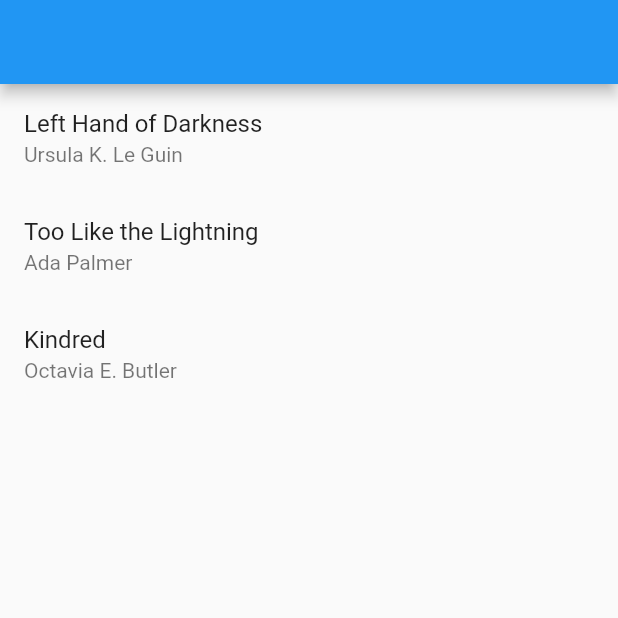
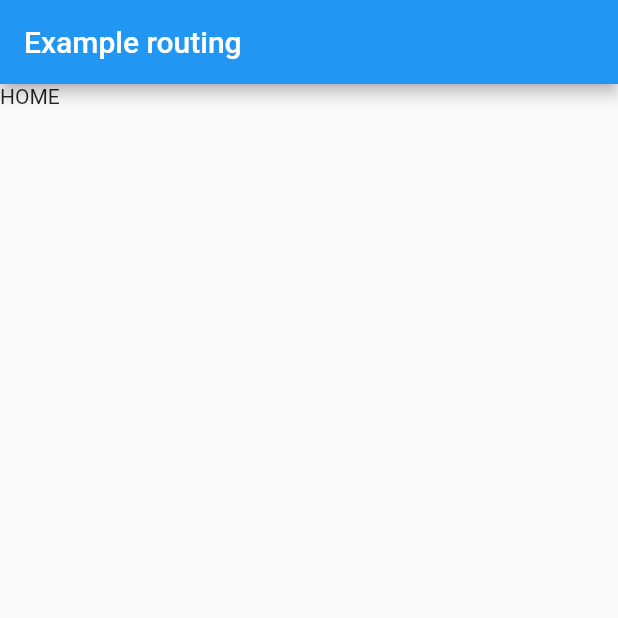
Before and after one commit to lucianoyamane/routing_example, a Flutter app: the screen it shows after launch, on a phone screen of 412 x 824 dp, the top half of it. Run offline on Flutter 3.47's test engine with Material 2 defaults, Android fonts, the phone set to English and light mode, and no system bars; missing offline and left inert: path_to_regexp.

Commit message:
add example navigator

````diff
--- a/lib/main.dart
+++ b/lib/main.dart
@@ -1,254 +1,6 @@
 import 'package:flutter/material.dart';
+import 'package:routing_example/src/app.dart';
 
 void main() {
-  runApp(BooksApp());
+  runApp(const ExampleApp());
 }
-
-class Book {
-  final String title;
-  final String author;
-
-  Book(this.title, this.author);
-}
-
-class BooksApp extends StatefulWidget {
-  @override
-  State<StatefulWidget> createState() => _BooksAppState();
-}
-
-class _BooksAppState extends State<BooksApp> {
-  BookRouterDelegate _routerDelegate = BookRouterDelegate();
-  BookRouteInformationParser _routeInformationParser =
-  BookRouteInformationParser();
-
-  @override
-  Widget build(BuildContext context) {
-    return MaterialApp.router(
-      title: 'Books App',
-      routerDelegate: _routerDelegate,
-      routeInformationParser: _routeInformationParser,
-    );
-  }
-}
-
-class BookRouteInformationParser extends RouteInformationParser<BookRoutePath> {
-  @override
-  Future<BookRoutePath> parseRouteInformation(
-      RouteInformation routeInformation) async {
-    final uri = Uri.parse(routeInformation.location!);
-    // Handle '/'
-    if (uri.pathSegments.length == 0) {
-      return BookRoutePath.home();
-    }
-
-    // Handle '/book/:id'
-    if (uri.pathSegments.length == 2) {
-      if (uri.pathSegments[0] != 'book') return BookRoutePath.unknown();
-      var remaining = uri.pathSegments[1];
-      var id = int.tryParse(remaining);
-      if (id == null) return BookRoutePath.unknown();
-      return BookRoutePath.details(id);
-    }
-
-    // Handle unknown routes
-    return BookRoutePath.unknown();
-  }
-
-  @override
-  RouteInformation restoreRouteInformation(BookRoutePath path) {
-
-    if (path.isHomePage) {
-      return RouteInformation(location: '/');
-    }
-    if (path.isDetailsPage) {
-      return RouteInformation(location: '/book/${path.id}');
-    }
-    return RouteInformation(location: '/404');
-  }
-}
-
-class BookRouterDelegate extends RouterDelegate<BookRoutePath>
-    with ChangeNotifier, PopNavigatorRouterDelegateMixin<BookRoutePath> {
-  final GlobalKey<NavigatorState> navigatorKey;
-
-  Book? _selectedBook;
-  bool show404 = false;
-
-  List<Book> books = [
-    Book('Left Hand of Darkness', 'Ursula K. Le Guin'),
-    Book('Too Like the Lightning', 'Ada Palmer'),
-    Book('Kindred', 'Octavia E. Butler'),
-  ];
-
-  BookRouterDelegate() : navigatorKey = GlobalKey<NavigatorState>();
-
-  BookRoutePath get currentConfiguration {
-    if (show404) {
-      return BookRoutePath.unknown();
-    }
-    return _selectedBook == null
-        ? BookRoutePath.home()
-        : BookRoutePath.details(books.indexOf(_selectedBook!));
-  }
-
-  @override
-  Widget build(BuildContext context) {
-    return Navigator(
-      key: navigatorKey,
-      pages: [
-        MaterialPage(
-          key: ValueKey('BooksListPage'),
-          child: BooksListScreen(
-            books: books,
-            onTapped: _handleBookTapped,
-          ),
-        ),
-        if (show404)
-          MaterialPage(key: ValueKey('UnknownPage'), child: UnknownScreen())
-        else if (_selectedBook != null)
-          BookDetailsPage(book: _selectedBook!)
-      ],
-      onPopPage: (route, result) {
-        if (!route.didPop(result)) {
-          return false;
-        }
-
-        // Update the list of pages by setting _selectedBook to null
-        _selectedBook = null;
-        show404 = false;
-        notifyListeners();
-
-        return true;
-      },
-    );
-  }
-
-  @override
-  Future<void> setNewRoutePath(BookRoutePath path) async {
-    if (path.isUnknown) {
-      _selectedBook = null;
-      show404 = true;
-      return;
-    }
-
-    if (path.isDetailsPage) {
-      if (path.id! < 0 || path.id! > books.length - 1) {
-        show404 = true;
-        return;
-      }
-
-      _selectedBook = books[path.id!];
-    } else {
-      _selectedBook = null;
-    }
-
-    show404 = false;
-  }
-
-  void _handleBookTapped(Book book) {
-    _selectedBook = book;
-    notifyListeners();
-  }
-}
-
-class BookDetailsPage extends Page {
-  final Book book;
-
-  BookDetailsPage({
-    required this.book,
-  }) : super(key: ValueKey(book));
-
-  Route createRoute(BuildContext context) {
-    return MaterialPageRoute(
-      settings: this,
-      builder: (BuildContext context) {
-        return BookDetailsScreen(book: book);
-      },
-    );
-  }
-}
-
-class BookRoutePath {
-  final int? id;
-  final bool isUnknown;
-
-  BookRoutePath.home()
-      : id = null,
-        isUnknown = false;
-
-  BookRoutePath.details(this.id) : isUnknown = false;
-
-  BookRoutePath.unknown()
-      : id = null,
-        isUnknown = true;
-
-  bool get isHomePage => id == null;
-
-  bool get isDetailsPage => id != null;
-}
-
-class BooksListScreen extends StatelessWidget {
-  final List<Book> books;
-  final ValueChanged<Book> onTapped;
-
-  BooksListScreen({
-    required this.books,
-    required this.onTapped,
-  });
-
-  @override
-  Widget build(BuildContext context) {
-    return Scaffold(
-      appBar: AppBar(),
-      body: ListView(
-        children: [
-          for (var book in books)
-            ListTile(
-              title: Text(book.title),
-              subtitle: Text(book.author),
-              onTap: () => onTapped(book),
-            )
-        ],
-      ),
-    );
-  }
-}
-
-class BookDetailsScreen extends StatelessWidget {
-  final Book book;
-
-  BookDetailsScreen({
-    required this.book,
-  });
-
-  @override
-  Widget build(BuildContext context) {
-    return Scaffold(
-      appBar: AppBar(),
-      body: Padding(
-        padding: const EdgeInsets.all(8.0),
-        child: Column(
-          crossAxisAlignment: CrossAxisAlignment.start,
-          children: [
-            if (book != null) ...[
-              Text(book.title, style: Theme.of(context).textTheme.headline6),
-              Text(book.author, style: Theme.of(context).textTheme.subtitle1),
-            ],
-          ],
-        ),
-      ),
-    );
-  }
-}
-
-class UnknownScreen extends StatelessWidget {
-  @override
-  Widget build(BuildContext context) {
-    return Scaffold(
-      appBar: AppBar(),
-      body: Center(
-        child: Text('404!'),
-      ),
-    );
-  }
-}
--- /dev/null
+++ b/lib/routing/parsed_route.dart
@@ -0,0 +1,51 @@
+// Copyright 2021, the Flutter project authors. Please see the AUTHORS file
+// for details. All rights reserved. Use of this source code is governed by a
+// BSD-style license that can be found in the LICENSE file.
+
+import 'package:collection/collection.dart';
+import 'package:flutter/cupertino.dart';
+
+import 'parser.dart';
+
+/// A route path that has been parsed by [TemplateRouteParser].
+class ParsedRoute {
+  /// The current path location without query parameters. (/book/123)
+  final String path;
+
+  /// The path template (/book/:id)
+  final String pathTemplate;
+
+  /// The path parameters ({id: 123})
+  final Map<String, String> parameters;
+
+  /// The query parameters ({search: abc})
+  final Map<String, String> queryParameters;
+
+  static const _mapEquality = MapEquality<String, String>();
+
+  ParsedRoute(
+      this.path, this.pathTemplate, this.parameters, this.queryParameters);
+
+  @override
+  bool operator ==(Object other) =>
+      other is ParsedRoute &&
+      other.pathTemplate == pathTemplate &&
+      other.path == path &&
+      _mapEquality.equals(parameters, other.parameters) &&
+      _mapEquality.equals(queryParameters, other.queryParameters);
+
+  @override
+  int get hashCode => hashValues(
+        path,
+        pathTemplate,
+        _mapEquality.hash(parameters),
+        _mapEquality.hash(queryParameters),
+      );
+
+  @override
+  String toString() => '<ParsedRoute '
+      'template: $pathTemplate '
+      'path: $path '
+      'parameters: $parameters '
+      'query parameters: $queryParameters>';
+}
--- /dev/null
+++ b/lib/routing/parser.dart
@@ -0,0 +1,65 @@
+// Copyright 2021, the Flutter project authors. Please see the AUTHORS file
+// for details. All rights reserved. Use of this source code is governed by a
+// BSD-style license that can be found in the LICENSE file.
+
+import 'package:flutter/widgets.dart';
+import 'package:path_to_regexp/path_to_regexp.dart';
+
+import 'parsed_route.dart';
+
+/// Used by [TemplateRouteParser] to guard access to routes.
+typedef RouteGuard<T> = Future<T> Function(T from);
+
+/// Parses the URI path into a [ParsedRoute].
+class TemplateRouteParser extends RouteInformationParser<ParsedRoute> {
+  final List<String> _pathTemplates;
+  final RouteGuard<ParsedRoute>? guard;
+  final ParsedRoute initialRoute;
+
+  TemplateRouteParser({
+    /// The list of allowed path templates (['/', '/users/:id'])
+    required List<String> allowedPaths,
+
+    /// The initial route
+    String initialRoute = '/',
+
+    ///  [RouteGuard] used to redirect.
+    this.guard,
+  })  : initialRoute = ParsedRoute(initialRoute, initialRoute, {}, {}),
+        _pathTemplates = [
+          ...allowedPaths,
+        ],
+        assert(allowedPaths.contains(initialRoute));
+
+  @override
+  Future<ParsedRoute> parseRouteInformation(
+    RouteInformation routeInformation,
+  ) async {
+    final path = routeInformation.location!;
+    final queryParams = Uri.parse(path).queryParameters;
+    var parsedRoute = initialRoute;
+
+    for (var pathTemplate in _pathTemplates) {
+      final parameters = <String>[];
+      var pathRegExp = pathToRegExp(pathTemplate, parameters: parameters);
+      if (pathRegExp.hasMatch(path)) {
+        final match = pathRegExp.matchAsPrefix(path);
+        if (match == null) continue;
+        final params = extract(parameters, match);
+        parsedRoute = ParsedRoute(path, pathTemplate, params, queryParams);
+      }
+    }
+
+    // Redirect if a guard is present
+    var guard = this.guard;
+    if (guard != null) {
+      return guard(parsedRoute);
+    }
+
+    return parsedRoute;
+  }
+
+  @override
+  RouteInformation restoreRouteInformation(ParsedRoute configuration) =>
+      RouteInformation(location: configuration.path);
+}
--- /dev/null
+++ b/lib/routing/route_state.dart
@@ -0,0 +1,48 @@
+// Copyright 2021, the Flutter project authors. Please see the AUTHORS file
+// for details. All rights reserved. Use of this source code is governed by a
+// BSD-style license that can be found in the LICENSE file.
+
+import 'package:flutter/widgets.dart';
+
+import 'parsed_route.dart';
+import 'parser.dart';
+
+/// The current route state. To change the current route, call obtain the state
+/// using `RouteStateScope.of(context)` and call `go()`:
+///
+/// ```
+/// RouteStateScope.of(context).go('/book/2');
+/// ```
+class RouteState extends ChangeNotifier {
+  final TemplateRouteParser _parser;
+  ParsedRoute _route;
+
+  RouteState(this._parser) : _route = _parser.initialRoute;
+
+  ParsedRoute get route => _route;
+
+  set route(ParsedRoute route) {
+    // Don't notify listeners if the path hasn't changed.
+    if (_route == route) return;
+
+    _route = route;
+    notifyListeners();
+  }
+
+  Future<void> go(String route) async {
+    this.route =
+        await _parser.parseRouteInformation(RouteInformation(location: route));
+  }
+}
+
+/// Provides the current [RouteState] to descendant widgets in the tree.
+class RouteStateScope extends InheritedNotifier<RouteState> {
+  const RouteStateScope({
+    required RouteState notifier,
+    required Widget child,
+    Key? key,
+  }) : super(key: key, notifier: notifier, child: child);
+
+  static RouteState of(BuildContext context) =>
+      context.dependOnInheritedWidgetOfExactType<RouteStateScope>()!.notifier!;
+}
--- /dev/null
+++ b/lib/src/app.dart
@@ -0,0 +1,62 @@
+import 'package:flutter/material.dart';
+import 'package:routing_example/routing/delegate.dart';
+import 'package:routing_example/routing/parser.dart';
+import 'package:routing_example/routing/route_state.dart';
+import 'package:routing_example/src/navigator.dart';
+
+class ExampleApp extends StatefulWidget {
+
+  const ExampleApp({Key? key}) : super(key: key);
+
+  @override
+  State createState() => _ExampleAppState();
+}
+
+class _ExampleAppState extends State<ExampleApp> {
+
+  final _navigatorKey = GlobalKey<NavigatorState>();
+  late final RouteState _routeState;
+  late final TemplateRouteParser _routeParser;
+  late final SimpleRouterDelegate _routerDelegate;
+
+  @override
+  void initState() {
+    super.initState();
+    _routeParser = TemplateRouteParser(
+        allowedPaths: [
+          '/home',
+          '/simplepage',
+          '/parampage/:paramExample'
+        ],
+      initialRoute: '/home'
+    );
+
+    _routeState = RouteState(_routeParser);
+
+    _routerDelegate = SimpleRouterDelegate(
+      routeState: _routeState,
+      navigatorKey: _navigatorKey,
+      builder: (context) => ExampleNavigator(navigatorKey: _navigatorKey),
+    );
+
+
+  }
+
+  @override
+  Widget build(BuildContext context) {
+    return RouteStateScope(
+        notifier: _routeState,
+        child: MaterialApp.router(
+            routeInformationParser: _routeParser,
+            routerDelegate: _routerDelegate
+          )
+    );
+  }
+
+  @override
+  void dispose() {
+    super.dispose();
+    _routerDelegate.dispose();
+    _routeState.dispose();
+  }
+}
--- /dev/null
+++ b/lib/src/fade_transition_page.dart
@@ -0,0 +1,53 @@
+// Copyright 2021, the Flutter project authors. Please see the AUTHORS file
+// for details. All rights reserved. Use of this source code is governed by a
+// BSD-style license that can be found in the LICENSE file.
+
+import 'package:flutter/material.dart';
+
+class FadeTransitionPage<T> extends Page<T> {
+  final Widget child;
+  final Duration duration;
+
+  const FadeTransitionPage({
+    LocalKey? key,
+    required this.child,
+    this.duration = const Duration(milliseconds: 300),
+  }) : super(key: key);
+
+  @override
+  Route<T> createRoute(BuildContext context) =>
+      PageBasedFadeTransitionRoute<T>(this);
+}
+
+class PageBasedFadeTransitionRoute<T> extends PageRoute<T> {
+  final FadeTransitionPage<T> _page;
+
+  PageBasedFadeTransitionRoute(this._page) : super(settings: _page);
+
+  @override
+  Color? get barrierColor => null;
+
+  @override
+  String? get barrierLabel => null;
+
+  @override
+  Duration get transitionDuration => _page.duration;
+
+  @override
+  bool get maintainState => true;
+
+  @override
+  Widget buildPage(BuildContext context, Animation<double> animation,
+      Animation<double> secondaryAnimation) {
+    var curveTween = CurveTween(curve: Curves.easeIn);
+    return FadeTransition(
+      opacity: animation.drive(curveTween),
+      child: (settings as FadeTransitionPage).child,
+    );
+  }
+
+  @override
+  Widget buildTransitions(BuildContext context, Animation<double> animation,
+          Animation<double> secondaryAnimation, Widget child) =>
+      child;
+}
--- /dev/null
+++ b/lib/src/navigator.dart
@@ -0,0 +1,35 @@
+import 'package:flutter/cupertino.dart';
+import 'package:routing_example/src/fade_transition_page.dart';
+import 'package:routing_example/src/screens/home.dart';
+
+class ExampleNavigator extends StatefulWidget {
+  final GlobalKey<NavigatorState> navigatorKey;
+
+  const ExampleNavigator({
+    required this.navigatorKey,
+    Key? key,
+  }) : super(key: key);
+
+  @override
+  State createState() => _ExampleNavigatorState();
+}
+
+class _ExampleNavigatorState extends State<ExampleNavigator> {
+
+
+  @override
+  Widget build(BuildContext context) {
+    return Navigator(
+      key: widget.navigatorKey,
+      onPopPage: (route, dynamic result) {
+        return route.didPop(result);
+      },
+      pages: const [
+        FadeTransitionPage<void>(
+            key: ValueKey('Home'),
+            child: HomeScreen()
+        )
+      ]
+    );
+  }
+}
--- /dev/null
+++ b/lib/src/screens/home.dart
@@ -0,0 +1,19 @@
+import 'package:flutter/material.dart';
+
+class HomeScreen extends StatelessWidget {
+  const HomeScreen({Key? key}) : super(key: key);
+
+  @override
+  Widget build(BuildContext context) {
+    return Scaffold(
+      appBar: AppBar(
+        title: const Text("Example routing"),
+      ),
+      body: Column(
+        children: const <Widget>[
+          Text("HOME")
+        ],
+      )
+    );
+  }
+}
--- a/pubspec.yaml
+++ b/pubspec.yaml
@@ -34,6 +34,7 @@ dependencies:
   # The following adds the Cupertino Icons font to your application.
   # Use with the CupertinoIcons class for iOS style icons.
   cupertino_icons: ^1.0.2
+  path_to_regexp: ^0.4.0
 
 dev_dependencies:
   flutter_test:
````
Also changed, not shown: lib/routing/delegate.dart (added, +47 -0 lines), pubspec.lock.
